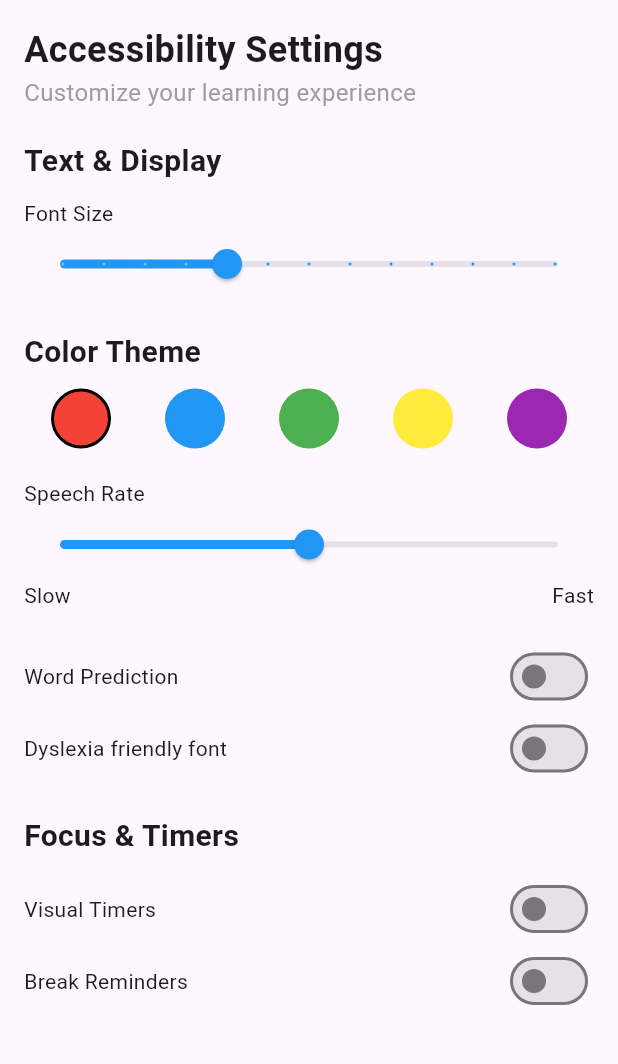
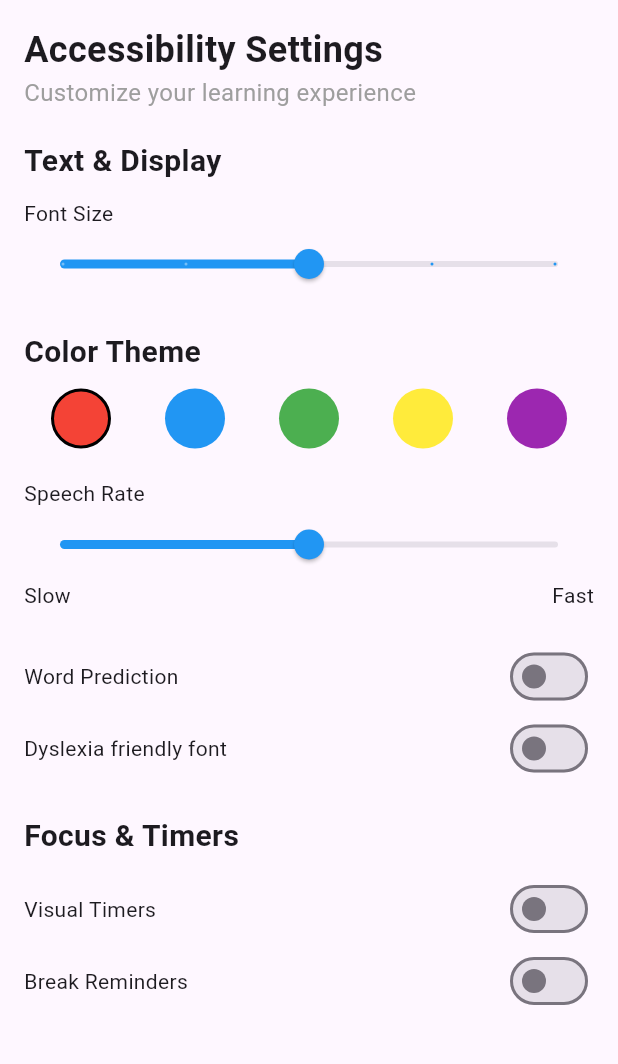
Before and after one commit to 0xteamCookie/LearnAbility, a Flutter app: the screen it shows after launch, in the side drawer, after a tap on "Accessibility", on a phone screen of 412 x 824 dp, the part 84-1148 px from its top. Run offline on Flutter 3.47's test engine with Material 3 defaults, Android fonts, the phone set to English and light mode, and no system bars; our stand-ins replace file_picker, flutter_chat_types, flutter_chat_ui, logger.

Commit message:
fixed slider bar

```diff
--- a/lib/accessibility_page.dart
+++ b/lib/accessibility_page.dart
@@ -30,6 +30,23 @@ class _AccessibilityPageState extends State<AccessibilityPage> {
     bool breakReminders = false;
     int selectedColorIndex = 0;
 
+    String displaySliderValue(double fontSize){
+      switch(fontSize){
+        case 15.0:
+          return "1x";
+        case 12.5:
+          return "0.5x";
+        case 10.0:
+          return "0.25x";
+        case 17.5:
+          return "1.5x";
+        case 20.0:
+          return "2x";
+        default:
+          return "x";
+      }
+    }
+
     return Scaffold(
       appBar: AppBar(
         backgroundColor: Colors.blue,
@@ -60,11 +77,12 @@ class _AccessibilityPageState extends State<AccessibilityPage> {
             Text("Font Size"),
             Slider(
               value: fontSize,
-              min: 12,
-              max: 24,
+              min: 10,
+              max: 20,
               activeColor: Colors.blue,
-              divisions: 12,
-              label: '${fontSize.round()}px',
+              divisions: 4,
+              label: displaySliderValue(fontSize),
+              // label: '$fontSize',
               onChanged: (double value) {
                 settings.setFontSize(value);
               },
--- a/lib/home_page.dart
+++ b/lib/home_page.dart
@@ -230,9 +230,9 @@ class _HomePageState extends State<HomePage> {
 
               //WELCOME TEXT
               Text(
-                "${settings.speechRate}",
+                "Welcome Katty!",
                 style: TextStyle(
-                  fontSize: 32.0,
+                  fontSize: 13 + settings.fontSize,
                   fontWeight: FontWeight.bold,
                   color: Colors.black
                 ),
```
